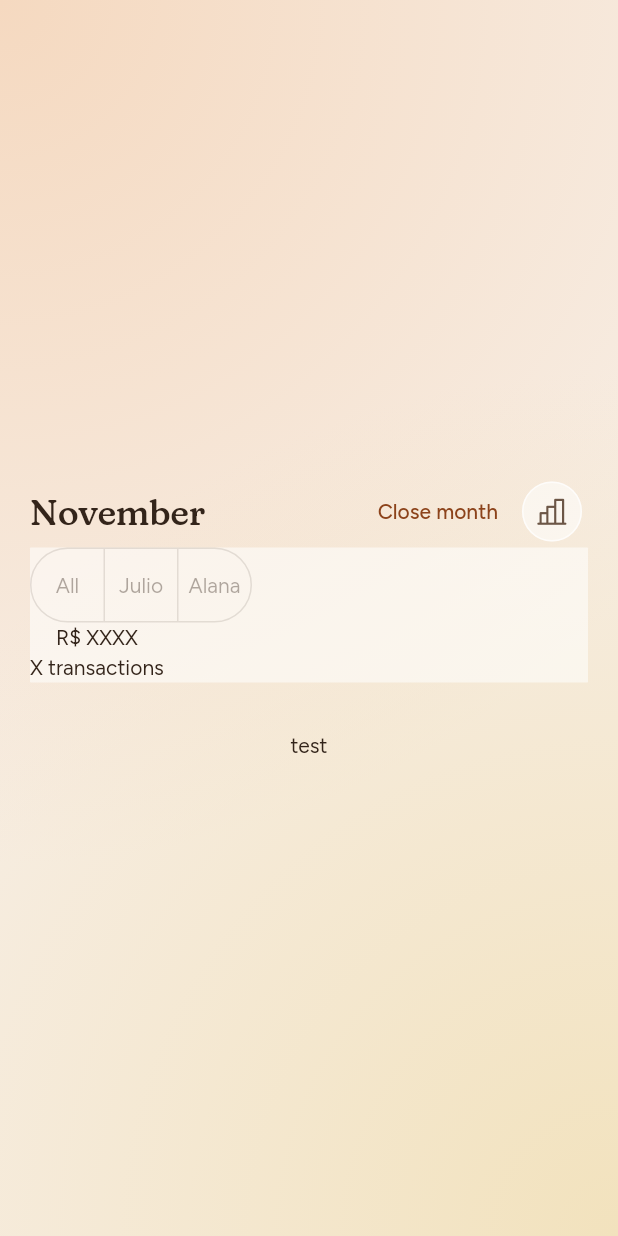
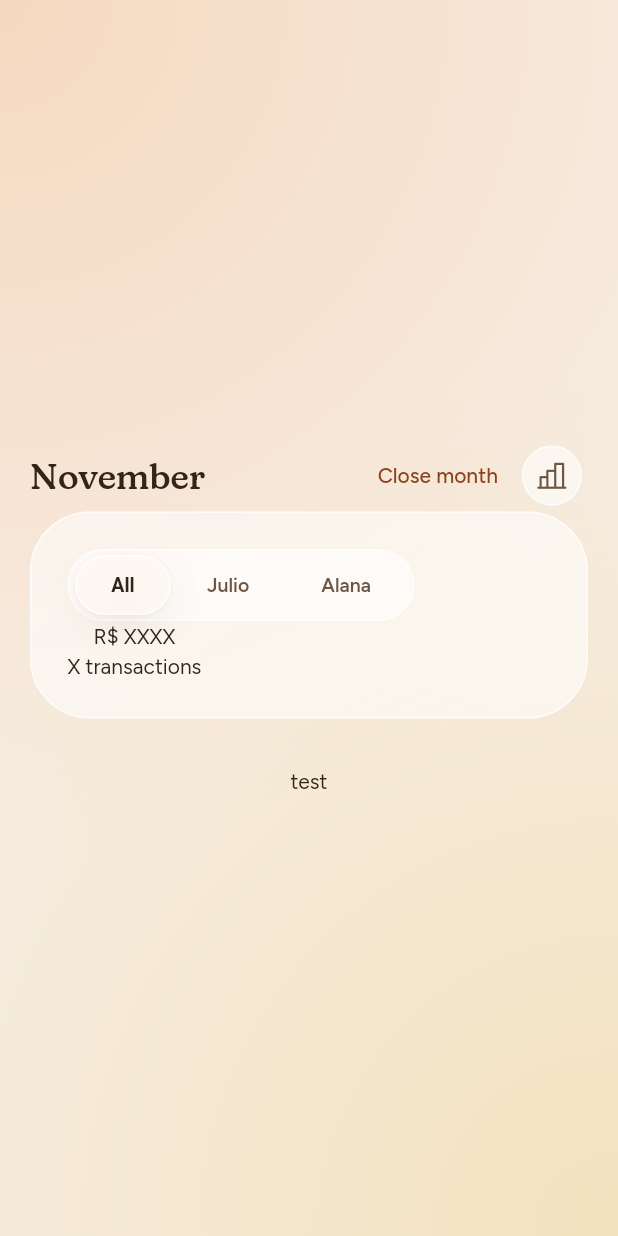
Before and after one commit to julio0988/homebook, a Flutter app: the screen it shows after launch, on a phone screen of 412 x 824 dp. Run offline on Flutter 3.47's test engine with Material 3 defaults, Android fonts, the phone set to English and light mode, and no system bars.

Commit message:
feat: responsible selector

```diff
--- a/lib/screens/home/responsible_selector.dart
+++ b/lib/screens/home/responsible_selector.dart
@@ -1,15 +1,23 @@
 import 'package:flutter/material.dart';
 
-class ResponsibleSelector extends StatelessWidget {
+import '../../widgets/segmented_buttons.dart';
+
+class ResponsibleSelector extends StatefulWidget {
   const ResponsibleSelector({super.key});
 
   @override
+  State<ResponsibleSelector> createState() => _ResponsibleSelectorState();
+}
+
+class _ResponsibleSelectorState extends State<ResponsibleSelector> {
+  String _selected = "All";
+
+  @override
   Widget build(BuildContext context) {
-    return ToggleButtons(
-      isSelected: [true, true, false],
-      borderRadius: BorderRadius.circular(100),
-
-      children: [Text("All"), Text("Julio"), Text("Alana")],
+    return HomeBookSegmentedButtons(
+      segments: ["All", "Julio", "Alana"],
+      onChange: (selected) => setState(() => _selected = selected),
+      selected: _selected,
     );
   }
 }
--- a/lib/styles/homebook_colors.dart
+++ b/lib/styles/homebook_colors.dart
@@ -309,5 +309,5 @@ class HomebookColors extends ThemeExtension<HomebookColors> {
 }
 
 extension HomebookContext on BuildContext {
-  HomebookColors get homeBookStyles => Theme.of(this).extension<HomebookColors>()!;
+  HomebookColors get homeBookColors => Theme.of(this).extension<HomebookColors>()!;
 }
--- a/lib/widgets/backdrop.dart
+++ b/lib/widgets/backdrop.dart
@@ -10,7 +10,7 @@ class Backdrop extends StatelessWidget {
 
   @override
   Widget build(BuildContext context) {
-    final style = context.homeBookStyles;
+    final style = context.homeBookColors;
 
     return DecoratedBox(
       decoration: BoxDecoration(color: style.canvas),
--- a/lib/widgets/rounded_panel.dart
+++ b/lib/widgets/rounded_panel.dart
@@ -9,14 +9,18 @@ class RoundedPanel extends StatelessWidget {
 
   @override
   Widget build(BuildContext context) {
-    final style = context.homeBookStyles;
+    final style = context.homeBookColors;
 
     return DecoratedBox(
       decoration: BoxDecoration(
+        border: Border.all(color: style.glassBorder, width: 1),
         color: style.glass,
-        borderRadius: BorderRadius.all(Radius.circular(0.5)),
+        borderRadius: BorderRadius.all(Radius.circular(40)),
       ),
-      child: child,
+      child: Padding(
+        padding: const EdgeInsets.all(25.0),
+        child: child,
+      ),
     );
   }
 }
--- /dev/null
+++ b/lib/widgets/segmented_buttons.dart
@@ -0,0 +1,121 @@
+import 'package:flutter/material.dart';
+import 'package:homebook/styles/homebook_colors.dart';
+
+class HomeBookSegmentedButtons extends StatelessWidget {
+  const HomeBookSegmentedButtons({
+    required this.segments,
+    required this.onChange,
+    required this.selected,
+    super.key,
+  });
+
+  final List<String> segments;
+  final void Function(String) onChange;
+  final String selected;
+
+  @override
+  Widget build(BuildContext context) {
+    final colors = context.homeBookColors;
+    return DecoratedBox(
+      decoration: BoxDecoration(
+        color: colors.glass,
+        borderRadius: BorderRadius.circular(100),
+        shape: BoxShape.rectangle,
+        border: Border.all(color: colors.glassBorder, width: 1),
+      ),
+      child: Padding(
+        padding: const EdgeInsets.symmetric(horizontal: 5.0),
+        child: Row(
+          spacing: 0,
+          children: segments.map((segment) {
+            final isSelected = segment == selected;
+
+            return isSelected
+                ? SelectedSegmentedButton(segment: segment, onSelect: () => onChange(segment))
+                : DefaultSegmentedButton(segment: segment, onSelect: () => onChange(segment));
+          }).toList(),
+        ),
+      ),
+    );
+  }
+}
+
+class SelectedSegmentedButton extends StatelessWidget {
+  const SelectedSegmentedButton({required this.segment, required this.onSelect, super.key});
+
+  final String segment;
+  final VoidCallback onSelect;
+
+  @override
+  Widget build(BuildContext context) {
+    final colors = context.homeBookColors;
+
+    return DecoratedBox(
+      decoration: const BoxDecoration(
+        borderRadius: BorderRadius.all(Radius.circular(100)),
+        boxShadow: [
+          BoxShadow(
+            color: Color(0x0D5A3520),
+            offset: Offset(0, 1),
+            blurRadius: 2,
+          ),
+          BoxShadow(
+            color: Color(0x265A3520),
+            offset: Offset(0, 8),
+            blurRadius: 24,
+            spreadRadius: -8,
+          ),
+        ],
+      ),
+      child: ElevatedButton(
+        onPressed: () {},
+        style: ButtonStyle(
+          elevation: const WidgetStatePropertyAll(0),
+          shape: const WidgetStatePropertyAll(StadiumBorder()),
+          tapTargetSize: MaterialTapTargetSize.shrinkWrap,
+          side: WidgetStatePropertyAll(
+            BorderSide(color: colors.glassBorder, width: 1),
+          ),
+          backgroundColor: WidgetStatePropertyAll(colors.glassStrong),
+          foregroundColor: WidgetStatePropertyAll(colors.ink),
+          textStyle: const WidgetStatePropertyAll(
+            TextStyle(fontSize: 13, fontWeight: FontWeight.w600),
+          ),
+        ),
+        child: Text(segment),
+      ),
+    );
+  }
+}
+
+class DefaultSegmentedButton extends StatelessWidget {
+  const DefaultSegmentedButton({required this.segment, required this.onSelect, super.key});
+
+  final String segment;
+  final VoidCallback onSelect;
+
+  @override
+  Widget build(BuildContext context) {
+    final colors = context.homeBookColors;
+
+    return ElevatedButton(
+      onPressed: onSelect,
+      style: ButtonStyle(
+        side: WidgetStatePropertyAll<BorderSide>(
+          BorderSide(color: colors.glassBorder, width: 1),
+        ),
+        shape: WidgetStatePropertyAll<CircleBorder>(CircleBorder()),
+        backgroundColor: WidgetStatePropertyAll<Color>(Colors.transparent),
+        shadowColor: WidgetStatePropertyAll<Color>(Colors.transparent),
+      ),
+      child: Text(
+        segment,
+        style: TextStyle(
+          color: colors.inkMuted,
+          fontSize: 13,
+          fontWeight: FontWeight(600),
+        ),
+      ),
+    );
+  }
+}
```
